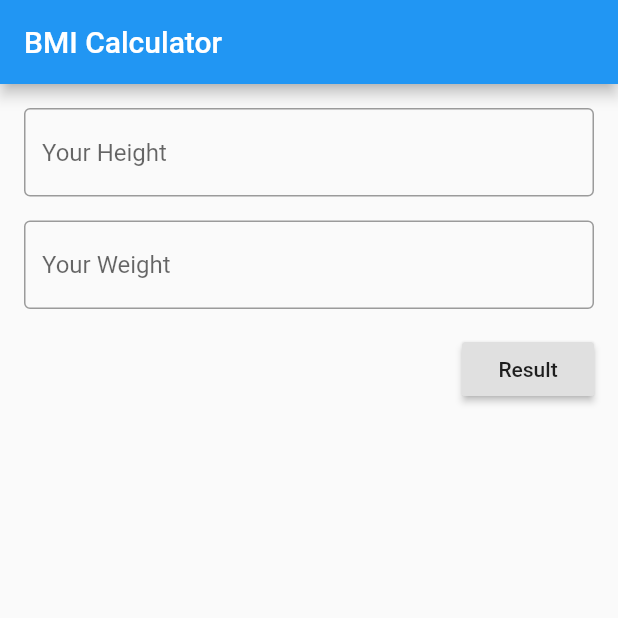
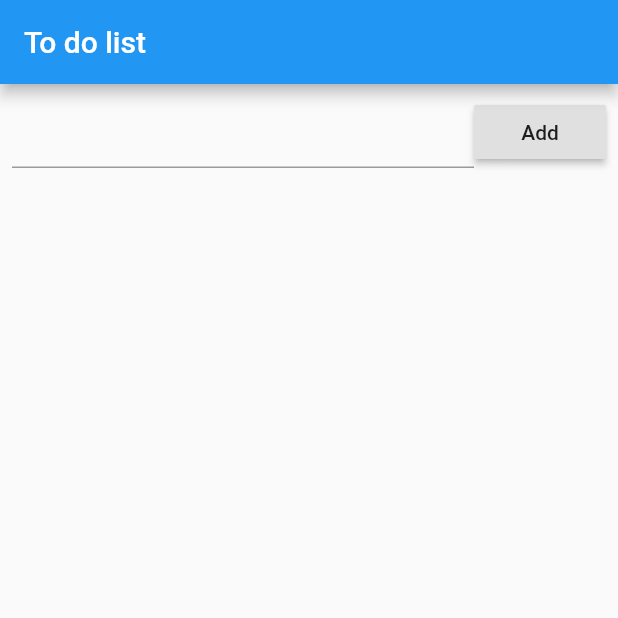
Before and after one commit to GeonwooVincentKim/Flutter_BMI, a Flutter app: the screen it shows after launch, on a phone screen of 412 x 824 dp, the top half of it. Run offline on Flutter 3.47's test engine with Material 2 defaults, Android fonts, the phone set to English and light mode, and no system bars.

Commit message:
Generated Todo-function.

```diff
--- a/lib/app_screens/Body.dart
+++ b/lib/app_screens/Body.dart
@@ -1,5 +1,6 @@
 import 'package:flutter/material.dart';
 import 'package:flutter_bmi/app_screens/BMI/BMI.dart';
+import 'package:flutter_bmi/app_screens/TODOList/TODOList.dart';
 
 class Body extends StatelessWidget{
   @override
@@ -9,7 +10,15 @@ class Body extends StatelessWidget{
       theme: ThemeData(
         primarySwatch: Colors.blue,
       ),
-      home: BMI(),
+      home: TodoListPage(),
+      // home: BMI(),
     );
   }
 }
+
+class Todo{
+  bool isDone = false;
+  String title;
+
+  Todo(this.title);
+}
--- /dev/null
+++ b/lib/app_screens/TODOList/TODOList.dart
@@ -0,0 +1,86 @@
+import 'package:flutter/material.dart';
+import 'package:flutter_bmi/app_screens/Body.dart';
+
+
+class TodoListPage extends StatefulWidget{
+  @override
+  _TodoListPageState createState() => _TodoListPageState();
+}
+
+class _TodoListPageState extends State<TodoListPage>{
+  final _items = <Todo>[];
+  var _todoController = TextEditingController();
+
+  @override
+  void Dispose(){
+    _todoController.dispose();
+    super.dispose();
+  }
+
+  Widget _buildItemWidget(Todo todo){
+    return ListTile(
+      onTap: (){},
+      title: Text(
+        todo.title,
+        style: todo.isDone
+          ? TextStyle(
+          decoration: TextDecoration.lineThrough,
+          fontStyle: FontStyle.italic,
+        ) : null,
+      )
+    );
+  }
+
+  @override
+  Widget build(BuildContext context) {
+    return Scaffold(
+      appBar: AppBar(
+        title: Text("To do list"),
+      ),
+      body: Padding(
+        padding: const EdgeInsets.all(8.0),
+        child: Column(
+          children: <Widget>[
+            Row(
+              children: <Widget>[
+                Expanded(
+                  child: TextField(
+                    controller: _todoController,
+                  ),
+                ),
+                RaisedButton(
+                  child: Text("Add"),
+                  onPressed: () => _addTodo(Todo(_todoController.text)),
+                ),
+              ],
+            ),
+            Expanded(
+              child: ListView(
+                children: _items.map((todo) => _buildItemWidget(todo)).toList(),
+              ),
+            )
+          ]
+        )
+      ),
+    );
+  }
+
+  void _addTodo(Todo todo){
+    setState((){
+      _items.add(todo);
+      _todoController.text = '';
+    });
+  }
+
+  void _deleteTodo(Todo todo){
+    setState((){
+      _items.remove(todo);
+    });
+  }
+
+  void _toggleTodo(Todo todo){
+    setState((){
+      todo.isDone = !todo.isDone;
+    });
+  }
+}
```
